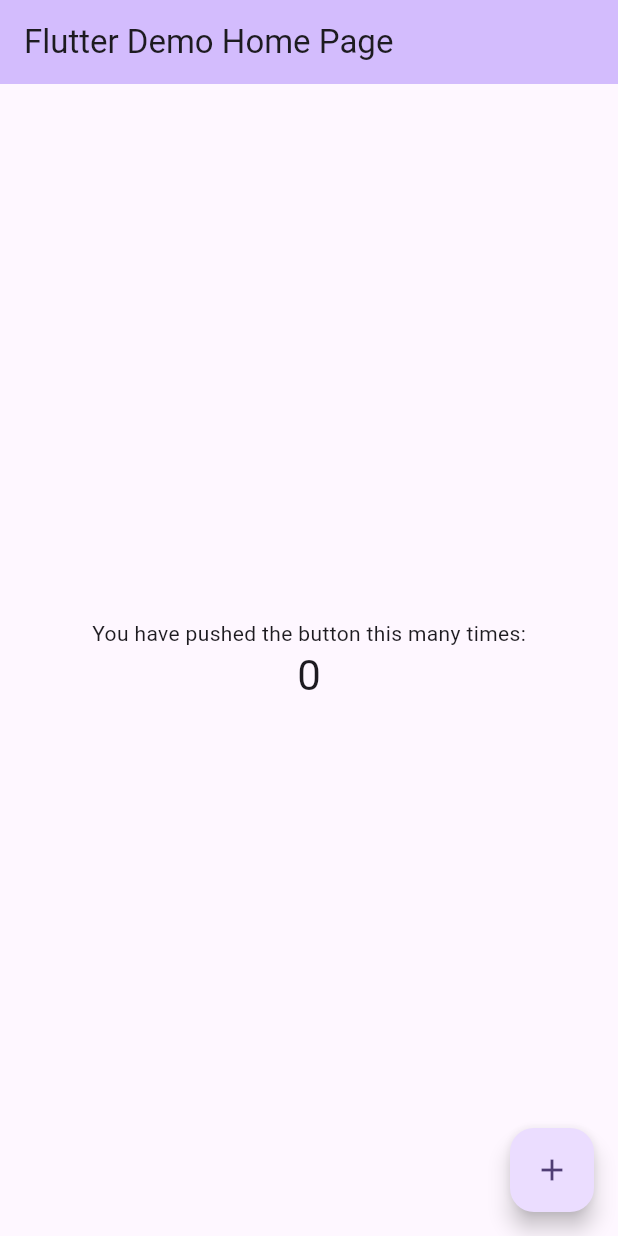
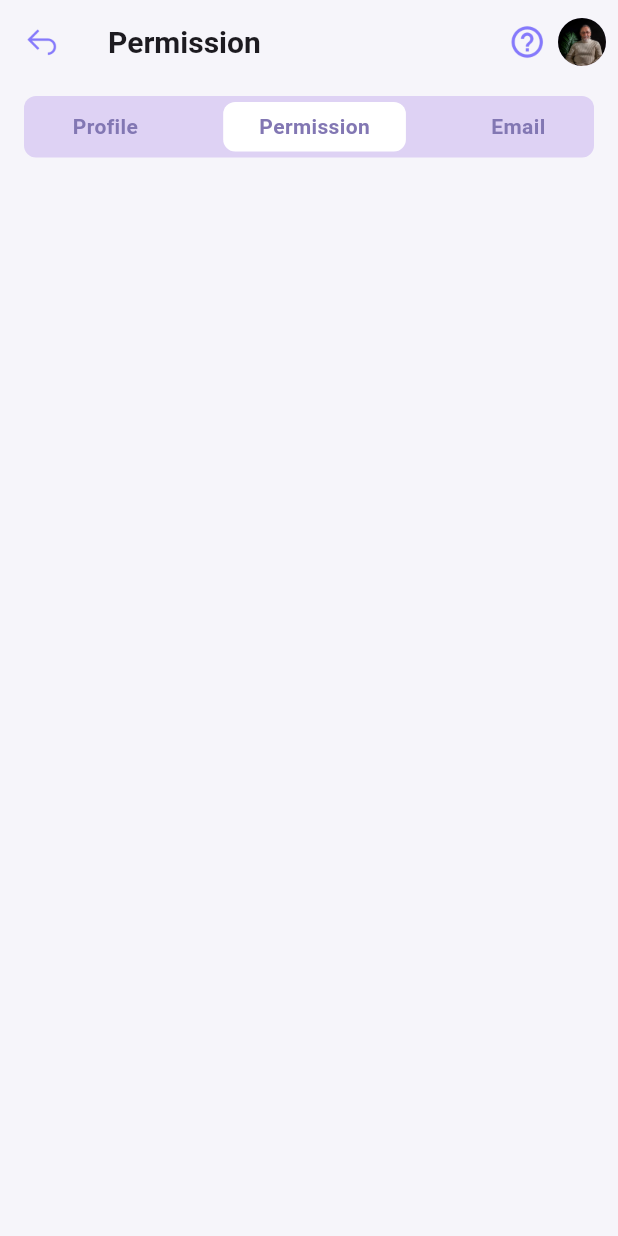
Before and after one commit to PranavKbharathan/anxial_machine_test, a Flutter app: the screen it shows after launch, on a phone screen of 412 x 824 dp. Run offline on Flutter 3.47's test engine with Material 3 defaults, Android fonts, the phone set to English and light mode, and no system bars.

Commit message:
update home page

```diff
--- /dev/null
+++ b/lib/core/constants/app_colors.dart
@@ -0,0 +1,13 @@
+import 'package:flutter/material.dart';
+
+class AppColors {
+  static const white = Colors.white;
+  static const background = Color(0xFFf6f5fa);
+  static const purple = Color(0xFF8579fc);
+  static const deepPurple = Color(0xFF8277b3);
+
+  static const lightPurple1 = Color(0xFFded2f4);
+  static const lightPurple2 = Color(0xFFf6f5fa);
+  static const grey = Colors.grey;
+  static const lightGrey = Color(0xFFe0e0e1);
+}
--- /dev/null
+++ b/lib/core/constants/app_path.dart
@@ -0,0 +1,5 @@
+class AppPath {
+
+  static String icon = "assets/icons/";
+
+}
--- /dev/null
+++ b/lib/features/permission/presentation/pages/home/home.dart
@@ -0,0 +1,77 @@
+import 'package:anxial_machine_test/core/constants/app_colors.dart';
+import 'package:anxial_machine_test/core/constants/app_path.dart';
+import 'package:anxial_machine_test/shared/extensions/build_context_extension.dart';
+import 'package:anxial_machine_test/shared/widgets/common_text.dart';
+import 'package:flutter/material.dart';
+
+class HomePage extends StatelessWidget {
+  const HomePage({super.key});
+
+  @override
+  Widget build(BuildContext context) {
+    return Scaffold(
+      backgroundColor: AppColors.lightPurple2,
+      appBar: AppBar(
+        backgroundColor: AppColors.lightPurple2,
+        leading: Image.asset("${AppPath.icon}arrow.png", scale: 4),
+        title: CommonText(
+          data: "Permission",
+          fontWeight: FontWeight.bold,
+          fontSize: 20,
+        ),
+        actions: [
+          Image.asset("${AppPath.icon}help.png", scale: 4),
+
+          Padding(
+            padding: const EdgeInsets.all(8.0),
+            child: CircleAvatar(
+              radius: 16,
+              backgroundImage: AssetImage("${AppPath.icon}person.jpg"),
+            ),
+          ),
+        ],
+      ),
+      body: Column(
+        children: [
+          Padding(
+            padding: context.padxy(16,8),
+            child: DecoratedBox(
+              decoration: BoxDecoration(
+                color: AppColors.lightPurple1,
+                borderRadius: BorderRadius.circular(8),
+              ),
+              child: Padding(
+                padding: context.padAll(4),
+                child: Row(
+                  mainAxisAlignment: MainAxisAlignment.spaceAround,
+                  children: [
+                    CommonText(
+                      data: "Profile",
+                      fontWeight: FontWeight.bold,
+                      textColor: AppColors.deepPurple,
+                    ),
+                    DecoratedBox(decoration: BoxDecoration(color: AppColors.white,borderRadius: BorderRadius.circular(8)),
+                      child: Padding(
+                        padding: context.padxy(24,8),
+                        child: CommonText(
+                          data: "Permission",
+                          fontWeight: FontWeight.bold,
+                          textColor: AppColors.deepPurple,
+                        ),
+                      ),
+                    ),
+                    CommonText(
+                      data: "Email",
+                      fontWeight: FontWeight.bold,
+                      textColor: AppColors.deepPurple,
+                    ),
+                  ],
+                ),
+              ),
+            ),
+          ),
+        ],
+      ),
+    );
+  }
+}
--- a/lib/main.dart
+++ b/lib/main.dart
@@ -1,3 +1,4 @@
+import 'package:anxial_machine_test/features/permission/presentation/pages/home/home.dart';
 import 'package:flutter/material.dart';
 
 void main() {
@@ -7,116 +8,11 @@ void main() {
 class MyApp extends StatelessWidget {
   const MyApp({super.key});
 
-  // This widget is the root of your application.
   @override
   Widget build(BuildContext context) {
-    return MaterialApp(
-      title: 'Flutter Demo',
-      theme: ThemeData(
-        // This is the theme of your application.
-        //
-        // TRY THIS: Try running your application with "flutter run". You'll see
-        // the application has a purple toolbar. Then, without quitting the app,
-        // try changing the seedColor in the colorScheme below to Colors.green
-        // and then invoke "hot reload" (save your changes or press the "hot
-        // reload" button in a Flutter-supported IDE, or press "r" if you used
-        // the command line to start the app).
-        //
-        // Notice that the counter didn't reset back to zero; the application
-        // state is not lost during the reload. To reset the state, use hot
-        // restart instead.
-        //
-        // This works for code too, not just values: Most code changes can be
-        // tested with just a hot reload.
-        colorScheme: ColorScheme.fromSeed(seedColor: Colors.deepPurple),
-      ),
-      home: const MyHomePage(title: 'Flutter Demo Home Page'),
+    return const MaterialApp(
+      debugShowCheckedModeBanner: false,
+      home: HomePage(),
     );
   }
 }
-
-class MyHomePage extends StatefulWidget {
-  const MyHomePage({super.key, required this.title});
-
-  // This widget is the home page of your application. It is stateful, meaning
-  // that it has a State object (defined below) that contains fields that affect
-  // how it looks.
-
-  // This class is the configuration for the state. It holds the values (in this
-  // case the title) provided by the parent (in this case the App widget) and
-  // used by the build method of the State. Fields in a Widget subclass are
-  // always marked "final".
-
-  final String title;
-
-  @override
-  State<MyHomePage> createState() => _MyHomePageState();
-}
-
-class _MyHomePageState extends State<MyHomePage> {
-  int _counter = 0;
-
-  void _incrementCounter() {
-    setState(() {
-      // This call to setState tells the Flutter framework that something has
-      // changed in this State, which causes it to rerun the build method below
-      // so that the display can reflect the updated values. If we changed
-      // _counter without calling setState(), then the build method would not be
-      // called again, and so nothing would appear to happen.
-      _counter++;
-    });
-  }
-
-  @override
-  Widget build(BuildContext context) {
-    // This method is rerun every time setState is called, for instance as done
-    // by the _incrementCounter method above.
-    //
-    // The Flutter framework has been optimized to make rerunning build methods
-    // fast, so that you can just rebuild anything that needs updating rather
-    // than having to individually change instances of widgets.
-    return Scaffold(
-      appBar: AppBar(
-        // TRY THIS: Try changing the color here to a specific color (to
-        // Colors.amber, perhaps?) and trigger a hot reload to see the AppBar
-        // change color while the other colors stay the same.
-        backgroundColor: Theme.of(context).colorScheme.inversePrimary,
-        // Here we take the value from the MyHomePage object that was created by
-        // the App.build method, and use it to set our appbar title.
-        title: Text(widget.title),
-      ),
-      body: Center(
-        // Center is a layout widget. It takes a single child and positions it
-        // in the middle of the parent.
-        child: Column(
-          // Column is also a layout widget. It takes a list of children and
-          // arranges them vertically. By default, it sizes itself to fit its
-          // children horizontally, and tries to be as tall as its parent.
-          //
-          // Column has various properties to control how it sizes itself and
-          // how it positions its children. Here we use mainAxisAlignment to
-          // center the children vertically; the main axis here is the vertical
-          // axis because Columns are vertical (the cross axis would be
-          // horizontal).
-          //
-          // TRY THIS: Invoke "debug painting" (choose the "Toggle Debug Paint"
-          // action in the IDE, or press "p" in the console), to see the
-          // wireframe for each widget.
-          mainAxisAlignment: MainAxisAlignment.center,
-          children: <Widget>[
-            const Text('You have pushed the button this many times:'),
-            Text(
-              '$_counter',
-              style: Theme.of(context).textTheme.headlineMedium,
-            ),
-          ],
-        ),
-      ),
-      floatingActionButton: FloatingActionButton(
-        onPressed: _incrementCounter,
-        tooltip: 'Increment',
-        child: const Icon(Icons.add),
-      ), // This trailing comma makes auto-formatting nicer for build methods.
-    );
-  }
-}
--- /dev/null
+++ b/lib/shared/widgets/common_text.dart
@@ -0,0 +1,50 @@
+import 'package:flutter/material.dart';
+
+class CommonText extends StatelessWidget {
+  final String data;
+  final TextAlign? textAlign;
+  final Color? textColor;
+  final double? fontSize;
+  final FontStyle? fontStyle;
+  final FontWeight? fontWeight;
+  final bool? softWrap;
+  final int? maxLines;
+  final TextOverflow? overflow;
+  final TextDecoration? decoration;
+  final TextBaseline? textBaseline;
+  final double? height;
+  const CommonText(
+      {super.key,
+      required this.data,
+      this.textAlign,
+      this.textColor,
+      this.fontSize,
+      this.fontStyle,
+      this.fontWeight,
+      this.softWrap,
+      this.maxLines,
+      this.overflow,
+      this.decoration,
+      this.textBaseline,
+      this.height});
+
+  @override
+  Widget build(BuildContext context) {
+    return Text(
+      data,
+      textAlign: textAlign,
+      softWrap: softWrap,
+      maxLines: maxLines,
+      overflow: overflow ?? TextOverflow.fade,
+      style: TextStyle(
+        height: height ?? 1.2,
+        color: textColor,
+        fontSize: fontSize,
+        fontStyle: fontStyle,
+        fontWeight: fontWeight,
+        decoration: decoration,
+        textBaseline: textBaseline,
+      ),
+    );
+  }
+}
--- a/pubspec.yaml
+++ b/pubspec.yaml
@@ -58,8 +58,8 @@ flutter:
   uses-material-design: true
 
   # To add assets to your application, add an assets section, like this:
-  # assets:
-  #   - images/a_dot_burr.jpeg
+  assets:
+    - assets/icons/
   #   - images/a_dot_ham.jpeg
 
   # An image asset can refer to one or more resolution-specific "variants", see
```
Also changed, not shown: lib/core/enum/page_transition_type.dart (added, +8 -0 lines), lib/shared/extensions/build_context_extension.dart (added, +165 -0 lines), assets/icons/arrow.png (added), assets/icons/camera.png (added), assets/icons/gmail.jpg (added), assets/icons/help.png (added), assets/icons/location.png (added), assets/icons/message.png (added), assets/icons/outlook.png (added), assets/icons/person.jpg (added), assets/icons/photo.png (added).
